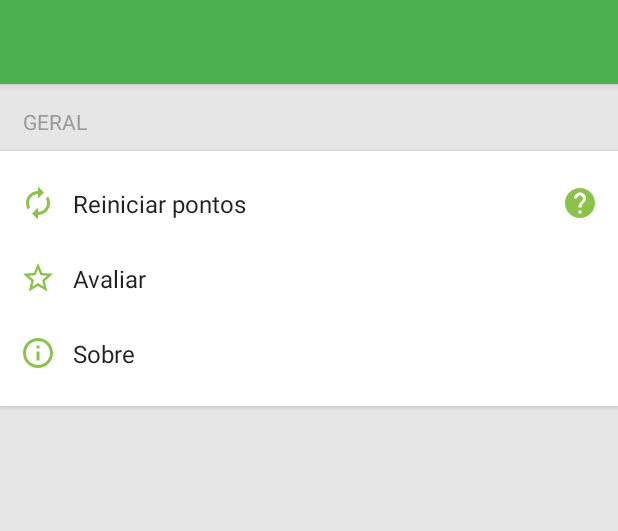
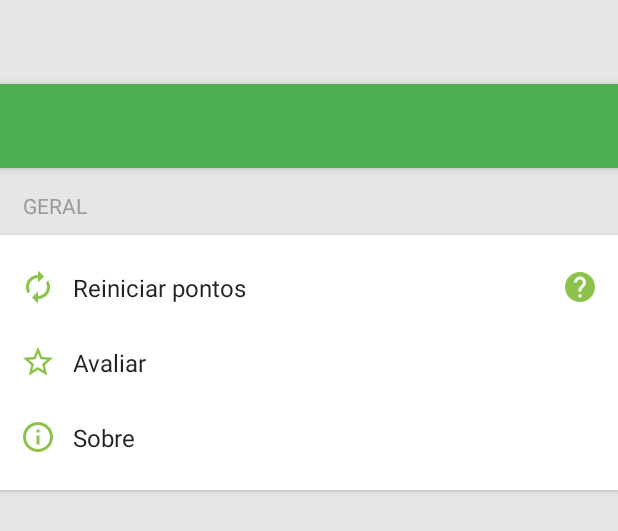
Before and after one commit to ovictorpinto/Verdinho, an Android app: the layout ly_config.xml on its own in the app's theme, with its tools: preview values and no code run, on a phone screen of 412 x 824 dp. Shown: the top 531 px of the screen. Run offline under Robolectric (Android 15) with nearby library versions, the phone set to English and light mode, and no system bars.

```diff
--- a/app/build.gradle
+++ b/app/build.gradle
@@ -48,8 +48,8 @@ android {
     defaultConfig {
         minSdkVersion 15
         targetSdkVersion 27
-        versionCode 35
-        versionName "1.11.0"
+        versionCode 36
+        versionName "1.11.1"
         multiDexEnabled true
         playAccountConfig = playAccountConfigs.defaultAccountConfig
         buildConfigField("String", "TWITTER_CONSUMER_KEYS", "\"" + TWITTER_CONSUMER_KEYS + "\"")
--- a/app/src/main/res/layout/ly_config.xml
+++ b/app/src/main/res/layout/ly_config.xml
@@ -1,9 +1,11 @@
 <?xml version="1.0" encoding="utf-8"?>
-<LinearLayout xmlns:android="http://schemas.android.com/apk/res/android"
+<android.support.design.widget.CoordinatorLayout
+    xmlns:android="http://schemas.android.com/apk/res/android"
     xmlns:app="http://schemas.android.com/apk/res-auto"
     android:layout_width="match_parent"
     android:layout_height="match_parent"
     android:background="@color/grey_10"
+    android:fitsSystemWindows="true"
     android:orientation="vertical">
 
     <android.support.design.widget.AppBarLayout
@@ -19,6 +21,7 @@
         android:layout_width="match_parent"
         android:layout_height="match_parent"
         android:scrollbars="none"
+        app:layout_behavior="@string/appbar_scrolling_view_behavior"
         android:scrollingCache="true">
 
         <LinearLayout
@@ -90,8 +93,8 @@
                             android:layout_width="@dimen/spacing_xmlarge"
                             android:layout_height="@dimen/spacing_xmlarge"
                             android:background="@android:color/transparent"
-                            android:tint="@color/colorAccent"
-                            android:src="@drawable/ic_help" />
+                            android:src="@drawable/ic_help"
+                            android:tint="@color/colorAccent"/>
 
                     </LinearLayout>
                     s
@@ -179,4 +182,4 @@ s
 
     </android.support.v4.widget.NestedScrollView>
 
-</LinearLayout>
+</android.support.design.widget.CoordinatorLayout>
```
Also changed, not shown: app/src/main/java/com/github/ovictorpinto/verdinho/ui/main/MapFragment.kt (+1 -6 lines), app/src/main/res/layout/ly_map.xml (+4 -5 lines), app/src/main/res/layout/ly_recycler.xml (+5 -5 lines), 1 other file. Lines whose indentation alone changed are shown as unchanged.
